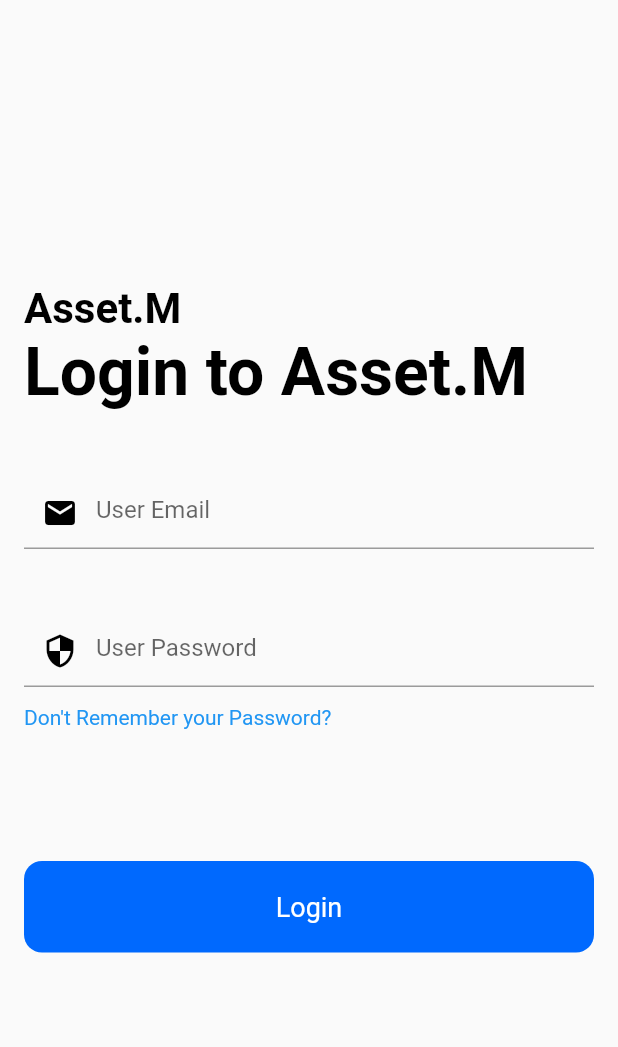
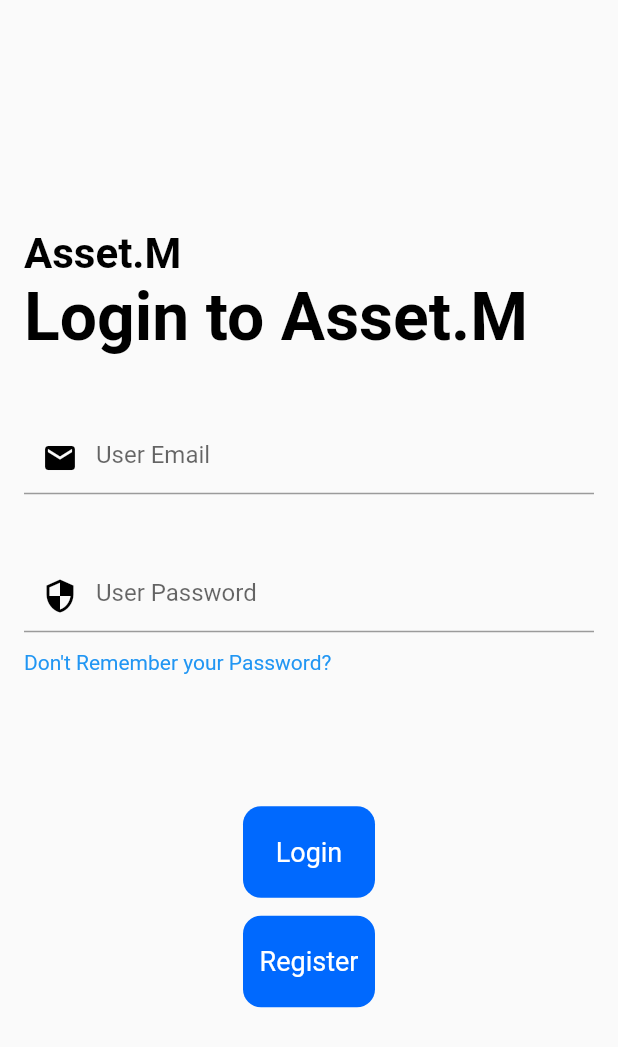
Before and after one commit to Syadion/asset-tracker-app, a Flutter app: the screen it shows after launch, on a phone screen of 412 x 824 dp. Shown: the top 1047 px of the screen. Run offline on Flutter 3.47's test engine with Material 2 defaults, Android fonts, the light colour scheme and no system bars; our stand-ins replace cloud_firestore, firebase_auth, firebase_core; accounts and stored records are empty.

Commit message:
user register

```diff
--- a/lib/main.dart
+++ b/lib/main.dart
@@ -12,9 +12,7 @@ void main() async {
   runApp(MultiProvider(
     providers: [Provider.value(value: AuthService())],
     child: const MyApp(),
-  )
-      //const MyApp()
-      );
+  ));
 }
 
 class MyApp extends StatelessWidget {
--- a/lib/model/asset.dart
+++ b/lib/model/asset.dart
@@ -12,4 +12,10 @@ class Asset {
         'asset type': assetType,
         'asset location': assetLocation
       };
+
+  Asset.fromSnapshot(snapshot)
+      : assetId = snapshot.data()['asset id'],
+        assetName = snapshot.data()['asset name'],
+        assetType = snapshot.data()['asset type'],
+        assetLocation = snapshot.data()['asset location'];
 }
--- a/lib/model/user.dart
+++ b/lib/model/user.dart
@@ -1,10 +1,8 @@
 class User {
-  String? userId;
   String? email;
   String? password;
 
   User();
 
-  Map<String, dynamic> toJson() =>
-      {'user id': userId, 'email': email, 'password': password};
+  Map<String, dynamic> toJson() => {'email': email, 'password': password};
 }
--- a/lib/view/login_view.dart
+++ b/lib/view/login_view.dart
@@ -1,4 +1,5 @@
 import 'package:assettrackerapp/view/main_menu_view.dart';
+import 'package:assettrackerapp/view/user_registration_view.dart';
 import 'package:firebase_auth/firebase_auth.dart';
 import 'package:flutter/material.dart';
 
@@ -99,7 +100,9 @@ class _LoginScreenState extends State<LoginScreen> {
           ),
           Container(
             width: double.infinity,
-            child: RawMaterialButton(
+            child: Column(
+              children: [
+                RawMaterialButton(
                   fillColor: const Color(0xFF0069FE),
                   elevation: 0.0,
                   padding: const EdgeInsets.symmetric(vertical: 20.0),
@@ -124,6 +127,29 @@ class _LoginScreenState extends State<LoginScreen> {
                     ),
                   ),
                 ),
+                const SizedBox(
+                  height: 12.0,
+                ),
+                RawMaterialButton(
+                  fillColor: const Color(0xFF0069FE),
+                  elevation: 0.0,
+                  padding: const EdgeInsets.symmetric(vertical: 20.0),
+                  shape: RoundedRectangleBorder(
+                      borderRadius: BorderRadius.circular(12.0)),
+                  onPressed: () {
+                    Navigator.of(context).push(MaterialPageRoute(
+                        builder: (context) => const UserRegitrationScreen()));
+                  },
+                  child: const Text(
+                    "Register",
+                    style: TextStyle(
+                      color: Colors.white,
+                      fontSize: 18.0,
+                    ),
+                  ),
+                ),
+              ],
+            ),
           ),
         ],
       ),
--- a/lib/view/main_menu_view.dart
+++ b/lib/view/main_menu_view.dart
@@ -1,3 +1,4 @@
+import 'package:assettrackerapp/services/auth_service.dart';
 import 'package:assettrackerapp/view/Enquires_view.dart';
 import 'package:assettrackerapp/view/asset_registration_view.dart';
 import 'package:assettrackerapp/view/asset_scan_view.dart';
@@ -18,7 +19,7 @@ class _MenuScreenState extends State<MenuScreen> {
     return Scaffold(
       appBar: AppBar(
         backgroundColor: Colors.black,
-        title: const Text('Main Manu'),
+        title: Text('User : ${AuthService().currentUser?.email}'),
       ),
       body: Padding(
         padding: const EdgeInsets.all(10.0),
```
Also changed, not shown: lib/services/auth_service.dart (+4 -4 lines), lib/view/asset_detail_view.dart (+3 -10 lines), lib/view/asset_search_view.dart (+30 -8 lines), lib/view/helpers/AssetCard.dart (added, +37 -0 lines), lib/view/user_registration_view.dart (+55 -1 lines). Lines whose indentation alone changed are shown as unchanged.
